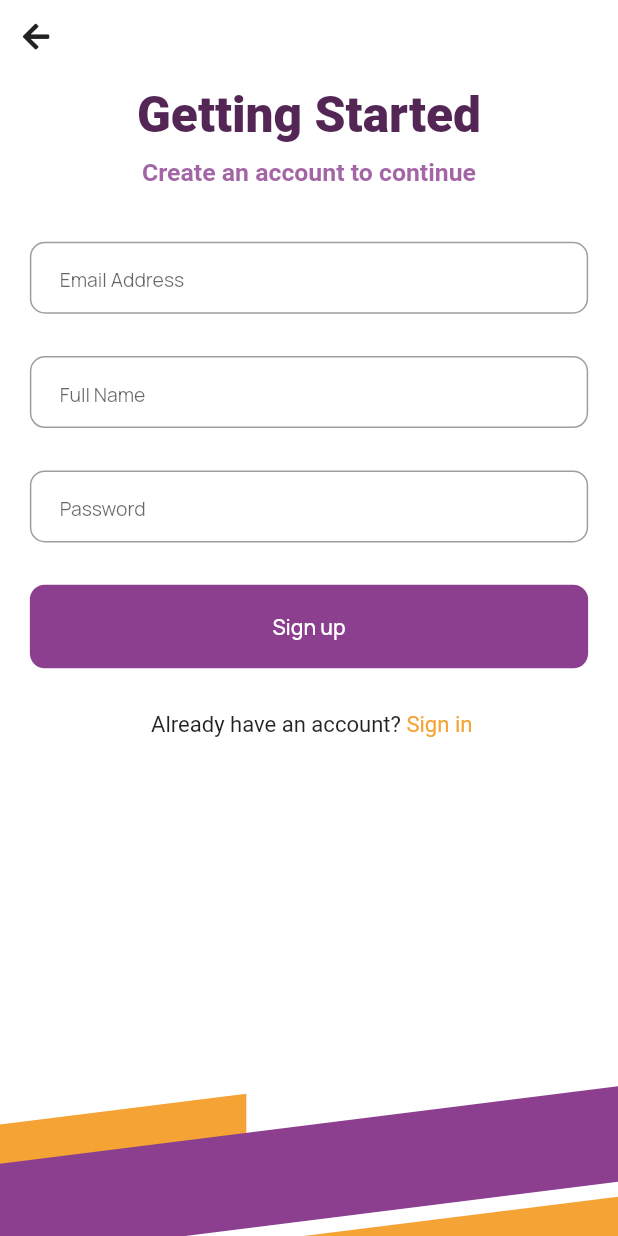
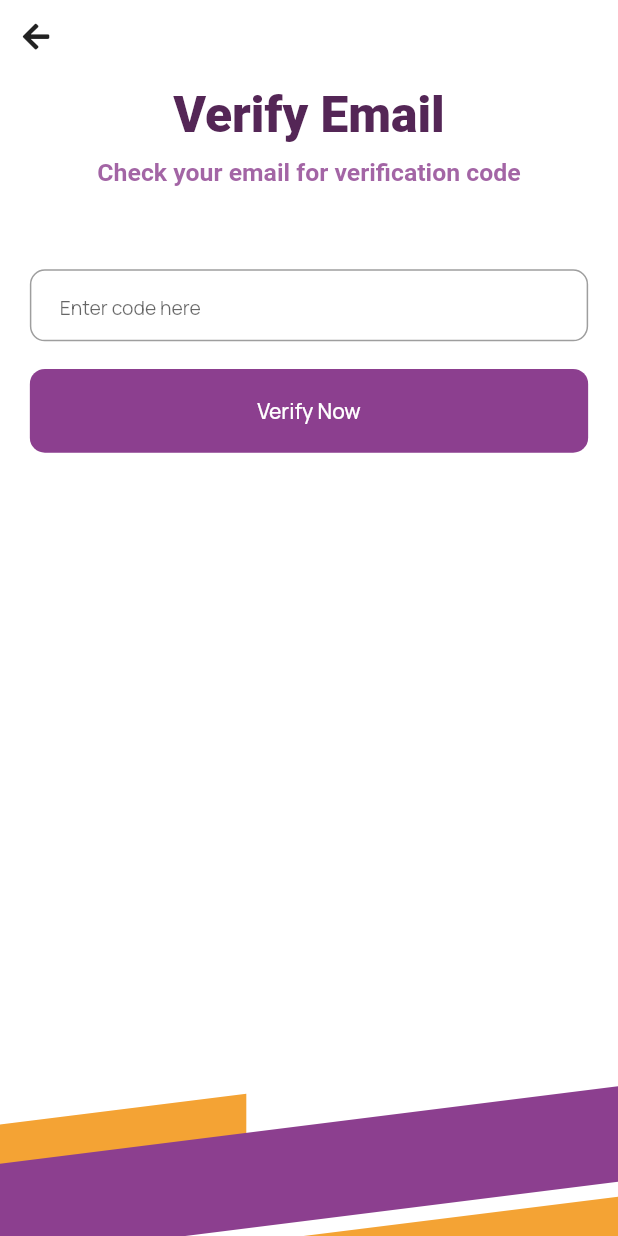
Before and after one commit to Oshinowo/quikpay, a Flutter app: the SignUpScreen screen opened by its route, after a tap on "Sign up", on a phone screen of 412 x 824 dp. Run offline on Flutter 3.47's test engine with Material 2 defaults, Android fonts, the phone set to English and light mode, and no system bars; our stand-ins replace flutter_screenutil, flutter_svg, font_awesome_flutter, google_fonts, introduction_screen, shared_preferences; accounts and stored records are empty.

Commit message:
email verification screen added

```diff
--- a/lib/main.dart
+++ b/lib/main.dart
@@ -1,6 +1,9 @@
 import 'package:flutter/material.dart';
 import 'package:flutter_screenutil/flutter_screenutil.dart';
 import 'package:google_fonts/google_fonts.dart';
+import 'package:quikpay/screens/auth/login/login_screen.dart';
+import 'package:quikpay/screens/auth/sign_up/signup_screen.dart';
+import 'package:quikpay/screens/auth/verify_email/verify_email_screen.dart';
 import 'package:quikpay/screens/verify_account/account_confirmation_screen.dart';
 import 'package:quikpay/screens/dashboard/dashboard_screen.dart';
 import 'package:quikpay/screens/onboarding/onboarding_screen.dart';
@@ -10,8 +13,6 @@ import 'package:quikpay/screens/wallet_top_up/add_payment_screen.dart';
 import 'package:shared_preferences/shared_preferences.dart';
 import 'package:quikpay/config/palette.dart';
 import 'package:quikpay/screens/home/home_screen.dart';
-import 'package:quikpay/screens/login/login_screen.dart';
-import 'package:quikpay/screens/sign_up/signup_screen.dart';
 
 int? initScreen;
 
@@ -53,6 +54,7 @@ class Quikpay extends StatelessWidget {
           HomeScreen.id: (context) => const HomeScreen(),
           LoginScreen.id: (context) => const LoginScreen(),
           SignUpScreen.id: (context) => const SignUpScreen(),
+          VerifyEmailScreen.id: (context) => const VerifyEmailScreen(),
           OnboardingScreen.id: (context) => const OnboardingScreen(),
           DashboardScreen.id: (context) => const DashboardScreen(),
           VerifyAccount.id: (context) => const VerifyAccount(),
--- a/lib/screens/login/login_screen.dart
+++ b/lib/screens/auth/login/login_screen.dart
@@ -7,8 +7,8 @@ import 'package:quikpay/components/custom_button.dart';
 import 'package:quikpay/components/custom_text_form_field.dart';
 import 'package:quikpay/config/palette.dart';
 import 'package:quikpay/constants/app_constants.dart';
+import 'package:quikpay/screens/auth/sign_up/signup_screen.dart';
 import 'package:quikpay/screens/dashboard/dashboard_screen.dart';
-import 'package:quikpay/screens/sign_up/signup_screen.dart';
 
 class LoginScreen extends StatefulWidget {
   static const String id = "login screen";
--- a/lib/screens/sign_up/signup_screen.dart
+++ b/lib/screens/auth/sign_up/signup_screen.dart
@@ -6,7 +6,8 @@ import 'package:quikpay/components/custom_button.dart';
 import 'package:quikpay/components/custom_text_form_field.dart';
 import 'package:quikpay/config/palette.dart';
 import 'package:quikpay/constants/app_constants.dart';
-import 'package:quikpay/screens/login/login_screen.dart';
+import 'package:quikpay/screens/auth/login/login_screen.dart';
+import 'package:quikpay/screens/auth/verify_email/verify_email_screen.dart';
 
 class SignUpScreen extends StatefulWidget {
   static const String id = 'registration screen';
@@ -118,7 +119,9 @@ class _SignUpScreenState extends State<SignUpScreen> {
                               CustomButton(
                                 label: 'Sign up',
                                 buttonBackgroundColor: kPrimaryColour,
-                                pressed: () {},
+                                pressed: () => Navigator.of(context).pushNamed(
+                                  VerifyEmailScreen.id,
+                                ),
                               ),
                               const Spacer(),
                               Row(
--- /dev/null
+++ b/lib/screens/auth/verify_email/verify_email_screen.dart
@@ -0,0 +1,129 @@
+import 'package:flutter/material.dart';
+import 'package:flutter_screenutil/flutter_screenutil.dart';
+import 'package:flutter_svg/flutter_svg.dart';
+import 'package:font_awesome_flutter/font_awesome_flutter.dart';
+import 'package:quikpay/components/custom_button.dart';
+import 'package:quikpay/components/custom_text_form_field.dart';
+import 'package:quikpay/config/palette.dart';
+import 'package:quikpay/constants/app_constants.dart';
+import 'package:quikpay/screens/dashboard/dashboard_screen.dart';
+
+class VerifyEmailScreen extends StatefulWidget {
+  const VerifyEmailScreen({Key? key}) : super(key: key);
+  static const String id = "email verification";
+
+  @override
+  _VerifyEmailScreenState createState() => _VerifyEmailScreenState();
+}
+
+class _VerifyEmailScreenState extends State<VerifyEmailScreen> {
+  final _verifyEmailFormGlobalKey = GlobalKey<FormState>();
+  final TextEditingController _verificationNumberController =
+      TextEditingController();
+
+  @override
+  void dispose() {
+    super.dispose();
+    _verificationNumberController.dispose();
+  }
+
+  @override
+  Widget build(BuildContext context) {
+    Size size = MediaQuery.of(context).size;
+    return GestureDetector(
+      onTap: FocusScope.of(context).unfocus,
+      child: Scaffold(
+        resizeToAvoidBottomInset: false,
+        body: SafeArea(
+          child: SizedBox(
+            height: size.height,
+            child: Stack(
+              children: [
+                Column(
+                  crossAxisAlignment: CrossAxisAlignment.stretch,
+                  children: [
+                    Align(
+                      alignment: Alignment.topLeft,
+                      child: IconButton(
+                        onPressed: () => Navigator.of(context).pop(),
+                        icon: const FaIcon(
+                          FontAwesomeIcons.arrowLeft,
+                        ),
+                        iconSize: kDefaultIconSize.sp,
+                      ),
+                    ),
+                    SizedBox(height: kDefaultPadding.h / 2),
+                    Text(
+                      'Verify Email',
+                      style: kHeadingTextStyle.copyWith(
+                        fontSize: 36.0.sp,
+                        color: Palette.kCustomColour.shade300,
+                      ),
+                      textAlign: TextAlign.center,
+                    ),
+                    SizedBox(
+                      height: kDefaultPadding.h / 2,
+                    ),
+                    Text(
+                      'Check your email for verification code',
+                      textAlign: TextAlign.center,
+                      style: TextStyle(
+                        fontSize: 18.0.sp,
+                        fontWeight: FontWeight.w600,
+                        color: kPrimaryColour.withOpacity(0.8),
+                      ),
+                    ),
+                    SizedBox(
+                      height: kDefaultPadding.h * 3,
+                    ),
+                    SizedBox(
+                      height: size.height * 0.4,
+                      child: Form(
+                        key: _verifyEmailFormGlobalKey,
+                        child: Padding(
+                          padding: EdgeInsets.symmetric(
+                              horizontal: kDefaultPadding.w),
+                          child: Column(
+                            crossAxisAlignment: CrossAxisAlignment.stretch,
+                            children: [
+                              CustomTextField(
+                                asTerikText: false,
+                                controller: _verificationNumberController,
+                                placeholder: 'Enter code here',
+                                keyboardInputType: TextInputType.number,
+                                textInputAction: TextInputAction.done,
+                                validate: (String? value) {},
+                              ),
+                              SizedBox(
+                                height: kDefaultPadding.h,
+                              ),
+                              CustomButton(
+                                label: 'Verify Now',
+                                buttonBackgroundColor: kPrimaryColour,
+                                pressed: () => Navigator.of(context).pushNamed(
+                                  DashboardScreen.id,
+                                ),
+                              ),
+                            ],
+                          ),
+                        ),
+                      ),
+                    ),
+                  ],
+                ),
+                Positioned(
+                  bottom: -10.0,
+                  left: 0.0,
+                  right: 0.0,
+                  child: SvgPicture.asset(
+                    'assets/images/partern.svg',
+                  ),
+                ),
+              ],
+            ),
+          ),
+        ),
+      ),
+    );
+  }
+}
--- a/lib/screens/home/home_screen.dart
+++ b/lib/screens/home/home_screen.dart
@@ -3,8 +3,8 @@ import 'package:flutter_screenutil/flutter_screenutil.dart';
 import 'package:quikpay/components/custom_button.dart';
 import 'package:quikpay/config/palette.dart';
 import 'package:quikpay/constants/app_constants.dart';
-import 'package:quikpay/screens/login/login_screen.dart';
-import 'package:quikpay/screens/sign_up/signup_screen.dart';
+import 'package:quikpay/screens/auth/login/login_screen.dart';
+import 'package:quikpay/screens/auth/sign_up/signup_screen.dart';
 
 class HomeScreen extends StatelessWidget {
   static const String id = "home screen";
```
